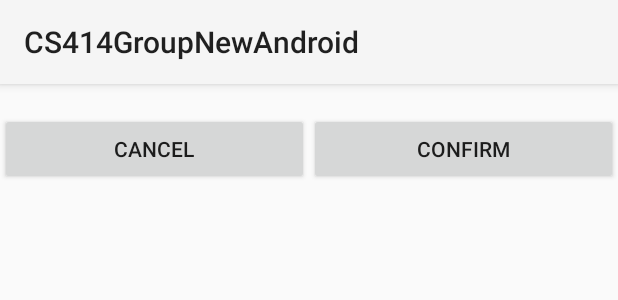
After one commit to curtismayott/CS414GroupNewAndroid, an Android app: the layout dialog_cancel.xml on its own in the app's theme, with its tools: preview values and no code run, on a phone screen of 412 x 824 dp. The commit adds this screen. Shown: the top 300 px of the screen. Run offline under Robolectric (Android 15) with nearby library versions, the phone set to English and light mode, and no system bars.

Commit message:
Now can add and remove sides/drinks (long press) Now can remove drinks (long press) Now can cancel order (nulls order & goes to mainMenu)

```diff
--- a/app/src/main/java/com/android/cs414groupnewandroid/fragments/OrderFragment.java
+++ b/app/src/main/java/com/android/cs414groupnewandroid/fragments/OrderFragment.java
@@ -8,6 +8,7 @@ import android.widget.Button;
 import android.widget.ListView;
 import android.widget.TextView;
 import com.android.cs414groupnewandroid.R;
+import com.android.cs414groupnewandroid.controllers.OrderEditListener;
 
 public class OrderFragment extends BaseFragment {
 	ListView orderList;
@@ -25,19 +26,23 @@ public class OrderFragment extends BaseFragment {
 		View rootView = inflater.inflate(R.layout.fragment_order, container, false);
 		orderList = (ListView)rootView.findViewById(R.id.order_list);
 		Button send = (Button)rootView.findViewById(R.id.order_send);
+		Button cancel = (Button)rootView.findViewById(R.id.order_cancel);
 		TextView total = (TextView)rootView.findViewById(R.id.order_total);
 		Button addPizza = (Button)rootView.findViewById(R.id.order_pizza);
 		Button addDrink = (Button)rootView.findViewById(R.id.order_drink);
 		Button addSide = (Button)rootView.findViewById(R.id.order_side);
 
 		send.setOnClickListener(controller);
+		cancel.setOnClickListener(controller);
 		total.setOnClickListener(controller);
 		addPizza.setOnClickListener(controller);
 		addDrink.setOnClickListener(controller);
 		addSide.setOnClickListener(controller);
 		orderList.setOnItemClickListener(controller);
+		orderList.setOnItemLongClickListener((OrderEditListener)controller);
 
 		controller.registerComponent("sendOrder", send);
+		controller.registerComponent("cancelOrder", cancel);
 		controller.registerComponent("totalDisplay", total);
 		controller.registerComponent("orderList", orderList);
 		controller.registerComponent("addPizzaButton", addPizza);
--- /dev/null
+++ b/app/src/main/res/layout/dialog_cancel.xml
@@ -0,0 +1,31 @@
+<?xml version="1.0" encoding="utf-8"?>
+<LinearLayout xmlns:android="http://schemas.android.com/apk/res/android"
+              android:orientation="vertical"
+              android:layout_width="match_parent"
+              android:layout_height="match_parent">
+    <TextView
+        android:id="@+id/label"
+        android:layout_width="fill_parent"
+        android:layout_height="wrap_content">
+    </TextView>
+    <LinearLayout
+        android:layout_width="fill_parent"
+        android:layout_height="wrap_content"
+        android:weightSum="2"
+        android:orientation="horizontal">
+        <Button
+            android:id="@+id/cancel_button"
+            android:layout_width="0dp"
+            android:layout_height="wrap_content"
+            android:layout_weight="1"
+            android:text="Cancel">
+        </Button>
+        <Button
+            android:id="@+id/confirm_button"
+            android:layout_width="0dp"
+            android:layout_height="wrap_content"
+            android:layout_weight="1"
+            android:text="Confirm">
+        </Button>
+    </LinearLayout>
+</LinearLayout>
```
Also changed, not shown: app/src/main/java/com/android/cs414groupnewandroid/controllers/MyDialog.java (added, +26 -0 lines), app/src/main/java/com/android/cs414groupnewandroid/controllers/OrderEditListener.java (+112 -45 lines), app/src/main/res/layout/dialog_item.xml (added, +12 -0 lines).
